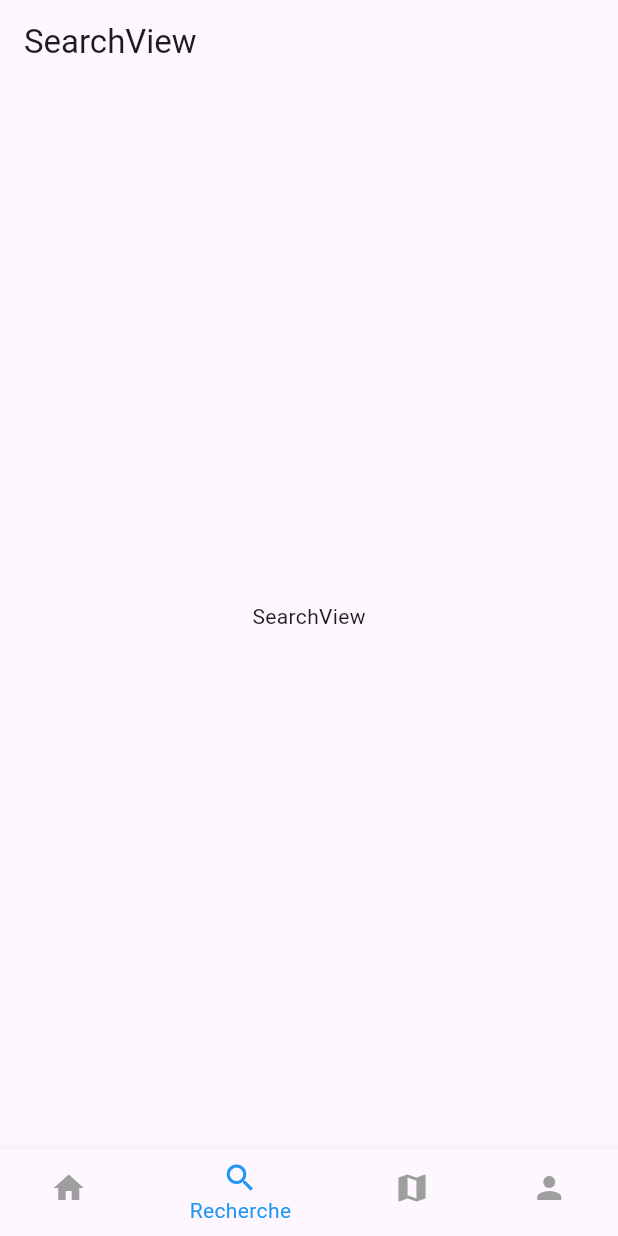
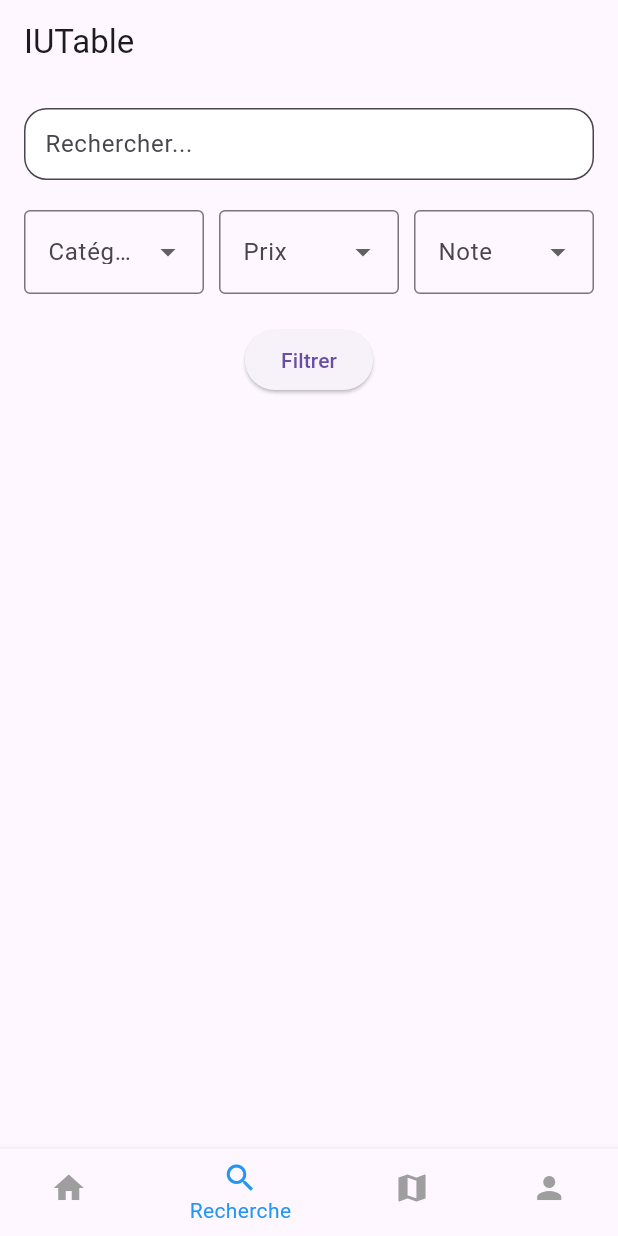
Before and after one commit to pierre-gangneux/sae_mobile, a Flutter app: the SearchView screen opened by its route, on a phone screen of 412 x 824 dp. Run offline on Flutter 3.47's test engine with Material 3 defaults, Android fonts, the phone set to English and light mode, and no system bars; drawn by our look-alikes of flutter_form_builder; our stand-ins replace go_router.

Commit message:
filtre search

```diff
--- a/lib/Views/searchView.dart
+++ b/lib/Views/searchView.dart
@@ -1,13 +1,104 @@
 import 'package:flutter/material.dart';
-import 'package:go_router/go_router.dart';
+import 'package:flutter_form_builder/flutter_form_builder.dart';
 
-class SearchView extends StatelessWidget {
+class SearchView extends StatefulWidget {
+  @override
+  _SearchViewState createState() => _SearchViewState();
+}
+
+class _SearchViewState extends State<SearchView> {
+  final _formKey = GlobalKey<FormBuilderState>();
+
   @override
   Widget build(BuildContext context) {
     return Scaffold(
-      appBar: AppBar(title: Text("SearchView")),
-      body: Center(
-        child: Text("SearchView")
+      appBar: AppBar(
+        title: Text("IUTable"),
+      ),
+      body: Padding(
+        padding: const EdgeInsets.all(16.0),
+        child: FormBuilder(
+          key: _formKey,
+          child: Column(
+            children: [
+              FormBuilderTextField(
+                name: "search",
+                decoration: InputDecoration(
+                  hintText: "Rechercher...",
+                  border: OutlineInputBorder(borderRadius: BorderRadius.circular(15.0)),
+                  filled: true,
+                  fillColor: Colors.white,
+                  contentPadding: EdgeInsets.symmetric(horizontal: 10, vertical: 5),
+                ),
+              ),
+              SizedBox(height: 20),
+
+              // Aligner les 3 FormBuilderDropdown horizontalement
+              Row(
+                mainAxisAlignment: MainAxisAlignment.spaceBetween,
+                children: [
+                  Expanded(
+                    child: FormBuilderDropdown(
+                      name: 'categorie',
+                      decoration: InputDecoration(
+                        labelText: "Catégorie",
+                        border: OutlineInputBorder(),
+                      ),
+                      items: ['Restaurant', 'Café', 'Bar'].map((option) {
+                        return DropdownMenuItem(
+                          value: option,
+                          child: Text(option),
+                        );
+                      }).toList(),
+                    ),
+                  ),
+                  SizedBox(width: 10), // Espace entre les deux Dropdowns
+                  Expanded(
+                    child: FormBuilderDropdown(
+                      name: 'prix',
+                      decoration: InputDecoration(
+                        labelText: "Prix",
+                        border: OutlineInputBorder(),
+                      ),
+                      items: ['€', '€€', '€€€'].map((option) {
+                        return DropdownMenuItem(
+                          value: option,
+                          child: Text(option),
+                        );
+                      }).toList(),
+                    ),
+                  ),
+                  SizedBox(width: 10),
+                  Expanded(
+                    child: FormBuilderDropdown(
+                      name: 'note',
+                      decoration: InputDecoration(
+                        labelText: "Note",
+                        border: OutlineInputBorder(),
+                      ),
+                      items: ['⭐', '⭐⭐', '⭐⭐⭐', '⭐⭐⭐⭐', '⭐⭐⭐⭐⭐'].map((option) {
+                        return DropdownMenuItem(
+                          value: option,
+                          child: Text(option),
+                        );
+                      }).toList(),
+                    ),
+                  ),
+                ],
+              ),
+              SizedBox(height: 20),
+
+              ElevatedButton(
+                onPressed: () {
+                  if (_formKey.currentState!.saveAndValidate()) {
+                    print("Valeurs sélectionnées : ${_formKey.currentState!.value}");
+                  }
+                },
+                child: Text("Filtrer"),
+              ),
+            ],
+          ),
+        ),
       ),
     );
   }
--- a/pubspec.yaml
+++ b/pubspec.yaml
@@ -35,6 +35,7 @@ dependencies:
   # Use with the CupertinoIcons class for iOS style icons.
   cupertino_icons: ^1.0.8
   go_router: ^14.8.1
+  flutter_form_builder: ^9.7.0
 
 dev_dependencies:
   flutter_test:
```
Also changed, not shown: pubspec.lock.
